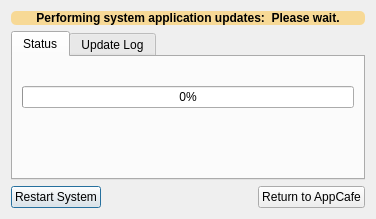
Before: the Qt Designer form src-qt4/pc-softwaremanager/updateDialog.ui in trueos/pcbsd, drawn with Qt 5.
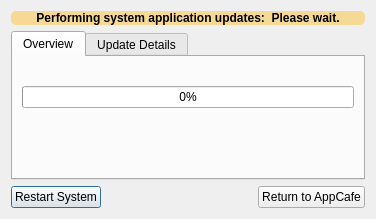
After: the same form once the commit is applied. Icons and pictures are not drawn.

Commit message: Make sure that the signel sent out after a DB sync also triggers a refresh of the install tab, and update the tab names on teh update UI.

```diff
--- a/src-qt4/pc-softwaremanager/updateDialog.ui
+++ b/src-qt4/pc-softwaremanager/updateDialog.ui
@@ -47,7 +47,7 @@
      </property>
      <widget class="QWidget" name="tab">
       <attribute name="title">
-       <string>Status</string>
+       <string>Overview</string>
       </attribute>
       <layout class="QVBoxLayout" name="verticalLayout_3">
        <item>
@@ -87,7 +87,7 @@
      </widget>
      <widget class="QWidget" name="tab_2">
       <attribute name="title">
-       <string>Update Log</string>
+       <string>Update Details</string>
       </attribute>
       <layout class="QVBoxLayout" name="verticalLayout_2">
        <item>
```
The commit also changes 2 other files.
